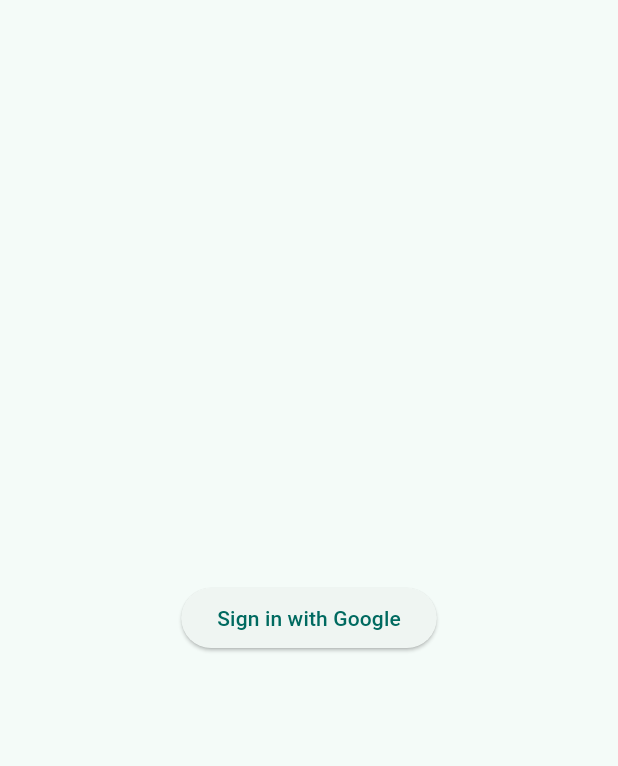
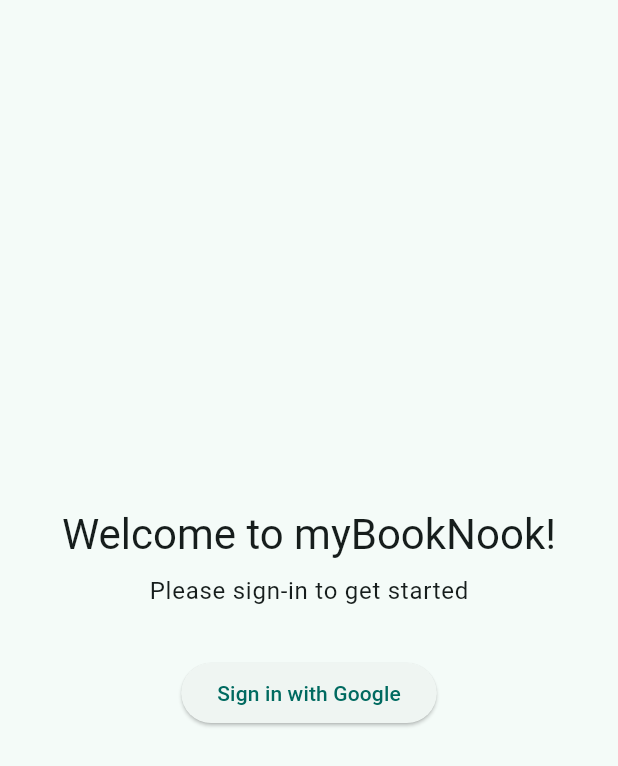
Before and after one commit to art-was-here/mybooknook, a Flutter app: the screen it shows after launch, on a phone screen of 412 x 824 dp. Shown: the top 766 px of the screen. Run offline on Flutter 3.47's test engine with Material 3 defaults, Android fonts, the phone set to English and light mode, and no system bars; our stand-ins replace cloud_firestore, firebase_auth, firebase_core, flutter_expandable_fab, google_sign_in, shared_preferences and 1 more; missing offline and left inert: barcode_scan2, googleapis; accounts and stored records are empty.

Commit message:
updated login page

```diff
--- a/lib/main.dart
+++ b/lib/main.dart
@@ -113,7 +113,20 @@ class AuthScreen extends StatelessWidget {
   Widget build(BuildContext context) {
     return Scaffold(
       body: Center(
-        child: ElevatedButton(
+        child: Column(
+          mainAxisAlignment: MainAxisAlignment.center,
+          children: [
+            Text(
+              'Welcome to myBookNook!',
+              style: Theme.of(context).textTheme.headlineMedium,
+            ),
+            const SizedBox(height: 8),
+            Text(
+              'Please sign-in to get started',
+              style: Theme.of(context).textTheme.bodyLarge,
+            ),
+            const SizedBox(height: 32),
+            ElevatedButton(
               onPressed: () async {
                 try {
                   await FirebaseAuth.instance
@@ -126,6 +139,8 @@ class AuthScreen extends StatelessWidget {
               },
               child: const Text('Sign in with Google'),
             ),
+          ],
+        ),
       ),
     );
   }
--- a/lib/screens/settings_screen.dart
+++ b/lib/screens/settings_screen.dart
@@ -1,6 +1,7 @@
 import 'package:flutter/material.dart';
 import 'package:shared_preferences/shared_preferences.dart';
 import 'package:cloud_firestore/cloud_firestore.dart';
+import 'package:firebase_auth/firebase_auth.dart';
 import 'package:firebase_auth/firebase_auth.dart';
 import 'dart:convert';
 import '../models/settings.dart' as app_settings;
@@ -139,6 +140,13 @@ class _SettingsScreenState extends State<SettingsScreen> {
     if (user == null) return;
 
     try {
+      // First, re-authenticate the user
+      final credential =
+          await FirebaseAuth.instance.signInWithProvider(GoogleAuthProvider());
+      if (credential.user == null) {
+        throw Exception('Re-authentication failed');
+      }
+
       // Delete user data from Firestore
       await FirebaseFirestore.instance
           .collection('users')
```
Lines whose indentation alone changed are shown as unchanged.
